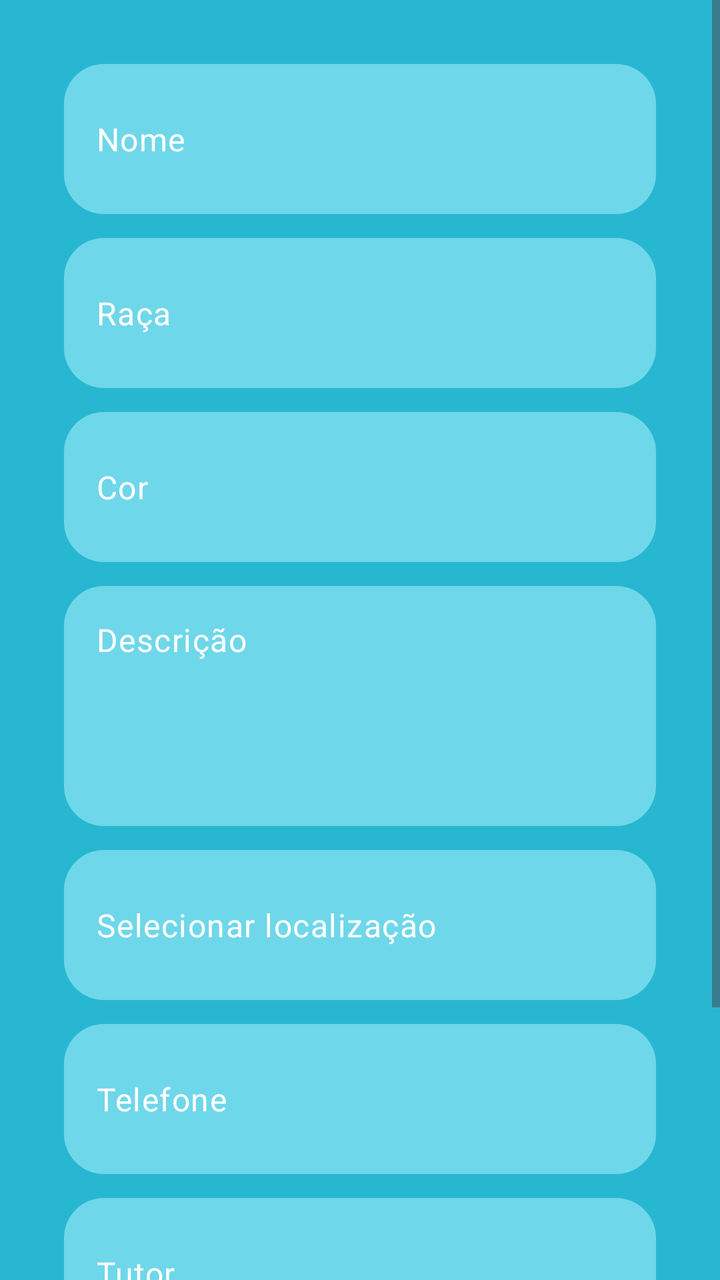
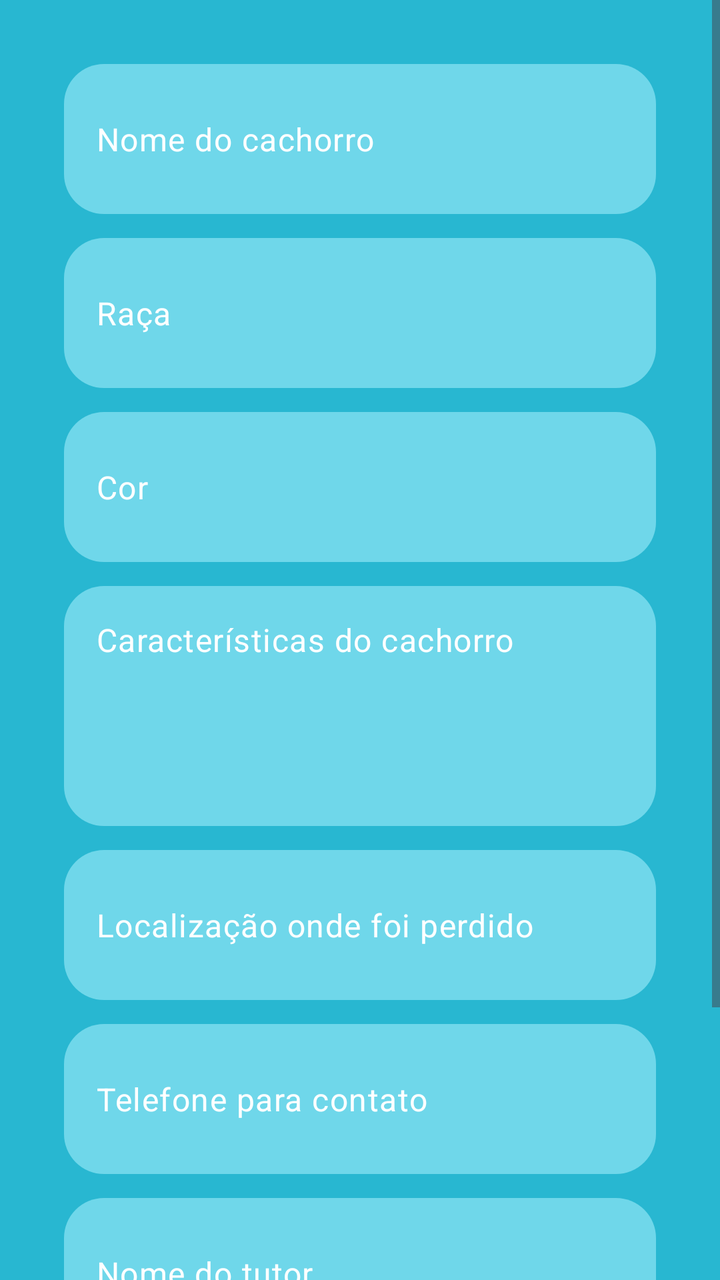

An Android layout rendered at two revisions. The XML below is the earlier revision; the diff shows what the commit changed to produce the second picture.
<!-- AndroidManifest.xml: application theme Theme.CaesPerdidos -->
<!-- res/layout/activity_home_cadastro.xml -->
<?xml version="1.0" encoding="utf-8"?>
<ScrollView
    xmlns:android="http://schemas.android.com/apk/res/android"
    xmlns:app="http://schemas.android.com/apk/res-auto"
    xmlns:tools="http://schemas.android.com/tools"
    android:layout_width="match_parent"
    android:layout_height="match_parent"
    android:background="#28B7D1">

    <androidx.constraintlayout.widget.ConstraintLayout
        android:id="@+id/main"
        android:layout_width="match_parent"
        android:layout_height="wrap_content"
        android:paddingBottom="24dp"
        tools:context=".HomeCadastroActivity">


        <com.google.android.material.textfield.TextInputLayout
            android:id="@+id/inputNome"
            android:layout_width="0dp"
            android:layout_height="75dp"
            android:layout_marginStart="32dp"
            android:layout_marginEnd="32dp"
            app:boxBackgroundMode="none"
            app:hintEnabled="false"
            app:layout_constraintEnd_toEndOf="parent"
            app:layout_constraintStart_toStartOf="parent"
            android:layout_marginTop="32dp"
            app:layout_constraintTop_toTopOf="parent">

            <com.google.android.material.textfield.TextInputEditText
                android:id="@+id/editNome"
                android:layout_width="match_parent"
                android:layout_height="match_parent"
                android:background="@drawable/button_radius"
                android:gravity="center_vertical|start"
                android:hint="Nome"
                android:paddingStart="16dp"
                android:textColor="@android:color/white"
                android:textColorHint="#ffffff" />
        </com.google.android.material.textfield.TextInputLayout>


        <com.google.android.material.textfield.TextInputLayout
            android:id="@+id/inputRaca"
            android:layout_width="0dp"
            android:layout_height="75dp"
            android:layout_marginTop="12dp"
            android:layout_marginStart="32dp"
            android:layout_marginEnd="32dp"
            app:boxBackgroundMode="none"
            app:hintEnabled="false"
            app:layout_constraintTop_toBottomOf="@id/inputNome"
            app:layout_constraintStart_toStartOf="parent"
            app:layout_constraintEnd_toEndOf="parent">

            <com.google.android.material.textfield.TextInputEditText
                android:id="@+id/editRaca"
                android:layout_width="match_parent"
                android:layout_height="match_parent"
                android:background="@drawable/button_radius"
                android:hint="Raça"
                android:textColor="@android:color/white"
                android:textColorHint="#ffffff"
                android:paddingStart="16dp"
                android:gravity="center_vertical|start"/>
        </com.google.android.material.textfield.TextInputLayout>


        <com.google.android.material.textfield.TextInputLayout
            android:id="@+id/inputCor"
            android:layout_width="0dp"
            android:layout_height="75dp"
            android:layout_marginTop="12dp"
            android:layout_marginStart="32dp"
            android:layout_marginEnd="32dp"
            app:boxBackgroundMode="none"
            app:hintEnabled="false"
            app:layout_constraintTop_toBottomOf="@id/inputRaca"
            app:layout_constraintStart_toStartOf="parent"
            app:layout_constraintEnd_toEndOf="parent">

            <com.google.android.material.textfield.TextInputEditText
                android:id="@+id/editCor"
                android:layout_width="match_parent"
                android:layout_height="match_parent"
                android:background="@drawable/button_radius"
                android:hint="Cor"
                android:textColor="@android:color/white"
                android:textColorHint="#ffffff"
                android:paddingStart="16dp"
                android:gravity="center_vertical|start"/>
        </com.google.android.material.textfield.TextInputLayout>


        <com.google.android.material.textfield.TextInputLayout
            android:id="@+id/inputDescricao"
            android:layout_width="0dp"
            android:layout_height="120dp"
            android:layout_marginTop="12dp"
            android:layout_marginStart="32dp"
            android:layout_marginEnd="32dp"
            app:boxBackgroundMode="none"
            app:hintEnabled="false"
            app:layout_constraintTop_toBottomOf="@id/inputCor"
            app:layout_constraintStart_toStartOf="parent"
            app:layout_constraintEnd_toEndOf="parent">

            <com.google.android.material.textfield.TextInputEditText
                android:id="@+id/editDescricao"
                android:layout_width="match_parent"
                android:layout_height="match_parent"
                android:background="@drawable/button_radius"
                android:hint="Descrição"
                android:textColor="@android:color/white"
                android:textColorHint="#ffffff"
                android:gravity="top|start"
                android:padding="16dp"
                android:inputType="textMultiLine"/>
        </com.google.android.material.textfield.TextInputLayout>

        <com.google.android.material.textfield.TextInputLayout
            android:id="@+id/inputLocalizacao"
            android:layout_width="0dp"
            android:layout_height="75dp"
            android:layout_marginTop="12dp"
            android:layout_marginStart="32dp"
            android:layout_marginEnd="32dp"
            app:boxBackgroundMode="none"
            app:hintEnabled="false"
            app:layout_constraintTop_toBottomOf="@id/inputDescricao"
            app:layout_constraintStart_toStartOf="parent"
            app:layout_constraintEnd_toEndOf="parent">

            <com.google.android.material.textfield.TextInputEditText
                android:id="@+id/editLocalizacao"
                android:layout_width="match_parent"
                android:layout_height="match_parent"
                android:background="@drawable/button_radius"
                android:hint="Selecionar localização"
                android:textColor="@android:color/white"
                android:textColorHint="#ffffff"
                android:paddingStart="16dp"
                android:gravity="center_vertical|start"
                android:focusable="false"
                android:clickable="true"
                android:cursorVisible="false"/>
        </com.google.android.material.textfield.TextInputLayout>
        <com.google.android.material.textfield.TextInputLayout
            android:id="@+id/inputTelefone"
            android:layout_width="0dp"
            android:layout_height="75dp"
            android:layout_marginTop="12dp"
            android:layout_marginStart="32dp"
            android:layout_marginEnd="32dp"
            app:boxBackgroundMode="none"
            app:hintEnabled="false"
            app:layout_constraintTop_toBottomOf="@id/inputLocalizacao"
            app:layout_constraintStart_toStartOf="parent"
            app:layout_constraintEnd_toEndOf="parent">

            <com.google.android.material.textfield.TextInputEditText
                android:id="@+id/editTelefone"
                android:layout_width="match_parent"
                android:layout_height="match_parent"
                android:background="@drawable/button_radius"
                android:hint="Telefone"
                android:inputType="phone"
                android:textColor="@android:color/white"
                android:textColorHint="#ffffff"
                android:paddingStart="16dp"
                android:gravity="center_vertical|start"/>
        </com.google.android.material.textfield.TextInputLayout>


        <com.google.android.material.textfield.TextInputLayout
            android:id="@+id/inputTutor"
            android:layout_width="0dp"
            android:layout_height="75dp"
            android:layout_marginTop="12dp"
            android:layout_marginStart="32dp"
            android:layout_marginEnd="32dp"
            app:boxBackgroundMode="none"
            app:hintEnabled="false"
            app:layout_constraintTop_toBottomOf="@id/inputTelefone"
            app:layout_constraintStart_toStartOf="parent"
            app:layout_constraintEnd_toEndOf="parent">

            <com.google.android.material.textfield.TextInputEditText
                android:id="@+id/editTutor"
                android:layout_width="match_parent"
                android:layout_height="match_parent"
                android:background="@drawable/button_radius"
                android:hint="Tutor"
                android:textColor="@android:color/white"
                android:textColorHint="#ffffff"
                android:paddingStart="16dp"
                android:gravity="center_vertical|start"/>
        </com.google.android.material.textfield.TextInputLayout>


        <com.google.android.material.button.MaterialButton
            android:id="@+id/btnCadastro"
            android:layout_width="0dp"
            android:layout_height="75dp"
            android:layout_marginTop="16dp"
            android:layout_marginStart="32dp"
            android:layout_marginEnd="32dp"
            android:layout_marginBottom="24dp"
            android:text="Cadastrar"
            android:textColor="@android:color/white"
            android:textSize="20sp"
            android:textStyle="bold"
            app:backgroundTint="@null"
            android:background="@drawable/gradient"
            app:layout_constraintTop_toBottomOf="@id/inputTutor"
            app:layout_constraintStart_toStartOf="parent"
            app:layout_constraintEnd_toEndOf="parent"
            app:layout_constraintBottom_toBottomOf="parent"/>

    </androidx.constraintlayout.widget.ConstraintLayout>

</ScrollView>
<!-- resources referenced by this layout -->
<resources>
  <!-- drawable button_radius (drawable) -->
  <?xml version="1.0" encoding="utf-8"?>
  <selector xmlns:android="http://schemas.android.com/apk/res/android">
  
  
      <item android:state_pressed="true">
          <shape>
              <solid android:color="#5CC5D6"/>
              <corners android:radius="20dp"/>
          </shape>
      </item>
  
      <item>
          <shape>
              <solid android:color="#6FD7EA"/>
              <corners android:radius="20dp"/>
          </shape>
      </item>
  
  </selector>
  <!-- drawable gradient (drawable) -->
  <?xml version="1.0" encoding="utf-8"?>
  <shape xmlns:android="http://schemas.android.com/apk/res/android">
      <gradient
          android:startColor="#FF9800"
          android:endColor="#FF7926"
          android:angle="0"/>
  
      <corners android:radius="20dp"/>
  </shape>
  <style name="Theme.CaesPerdidos" parent="Base.Theme.CaesPerdidos" />
  <style name="Base.Theme.CaesPerdidos" parent="Theme.Material3.DayNight.NoActionBar">
          
          
      </style>
</resources>

<!-- the commit's change to res/layout/activity_home_cadastro.xml (unified diff, before → after) -->
@@ -34,7 +34,7 @@
                 android:layout_height="match_parent"
                 android:background="@drawable/button_radius"
                 android:gravity="center_vertical|start"
-                android:hint="Nome"
+                android:hint="Nome do cachorro"
                 android:paddingStart="16dp"
                 android:textColor="@android:color/white"
                 android:textColorHint="#ffffff" />
@@ -111,7 +111,7 @@
                 android:layout_width="match_parent"
                 android:layout_height="match_parent"
                 android:background="@drawable/button_radius"
-                android:hint="Descrição"
+                android:hint="Características do cachorro"
                 android:textColor="@android:color/white"
                 android:textColorHint="#ffffff"
                 android:gravity="top|start"
@@ -137,7 +137,7 @@
                 android:layout_width="match_parent"
                 android:layout_height="match_parent"
                 android:background="@drawable/button_radius"
-                android:hint="Selecionar localização"
+                android:hint="Localização onde foi perdido"
                 android:textColor="@android:color/white"
                 android:textColorHint="#ffffff"
                 android:paddingStart="16dp"
@@ -164,7 +164,7 @@
                 android:layout_width="match_parent"
                 android:layout_height="match_parent"
                 android:background="@drawable/button_radius"
-                android:hint="Telefone"
+                android:hint="Telefone para contato"
                 android:inputType="phone"
                 android:textColor="@android:color/white"
                 android:textColorHint="#ffffff"
@@ -191,7 +191,7 @@
                 android:layout_width="match_parent"
                 android:layout_height="match_parent"
                 android:background="@drawable/button_radius"
-                android:hint="Tutor"
+                android:hint="Nome do tutor"
                 android:textColor="@android:color/white"
                 android:textColorHint="#ffffff"
                 android:paddingStart="16dp"
